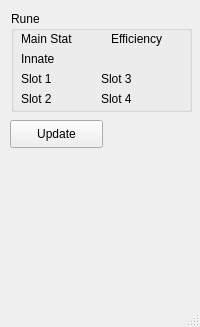
This is SWtemplate.ui in ghuang582/SWui as Qt 5 draws it before an edit. The edited form follows.
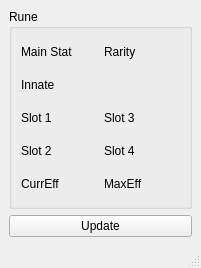
This is the edited form.

```diff
--- a/SWtemplate.ui
+++ b/SWtemplate.ui
@@ -6,131 +6,95 @@
    <rect>
     <x>0</x>
     <y>0</y>
-    <width>200</width>
-    <height>327</height>
+    <width>201</width>
+    <height>268</height>
    </rect>
   </property>
   <property name="windowTitle">
    <string>MainWindow</string>
   </property>
   <widget class="QWidget" name="centralwidget">
+   <layout class="QGridLayout" name="gridLayout">
+    <item row="0" column="0">
    <widget class="QGroupBox" name="Rune">
-    <property name="geometry">
-     <rect>
-      <x>11</x>
-      <y>11</y>
-      <width>181</width>
-      <height>101</height>
-     </rect>
-    </property>
     <property name="title">
      <string>Rune</string>
     </property>
+      <layout class="QGridLayout" name="gridLayout_2">
+       <item row="0" column="0">
     <widget class="QLabel" name="MainStat">
-     <property name="geometry">
-      <rect>
-       <x>10</x>
-       <y>20</y>
-       <width>71</width>
-       <height>16</height>
-      </rect>
-     </property>
      <property name="text">
       <string>Main Stat</string>
      </property>
     </widget>
+       </item>
+       <item row="0" column="1">
+        <widget class="QLabel" name="Rarity">
+         <property name="text">
+          <string>Rarity</string>
+         </property>
+        </widget>
+       </item>
+       <item row="1" column="0">
     <widget class="QLabel" name="Innate">
-     <property name="geometry">
-      <rect>
-       <x>10</x>
-       <y>40</y>
-       <width>71</width>
-       <height>16</height>
-      </rect>
-     </property>
      <property name="text">
       <string>Innate</string>
      </property>
     </widget>
+       </item>
+       <item row="2" column="0">
     <widget class="QLabel" name="Slot1">
-     <property name="geometry">
-      <rect>
-       <x>10</x>
-       <y>60</y>
-       <width>71</width>
-       <height>16</height>
-      </rect>
-     </property>
      <property name="text">
       <string>Slot 1</string>
      </property>
     </widget>
-    <widget class="QLabel" name="Slot2">
-     <property name="geometry">
-      <rect>
-       <x>10</x>
-       <y>80</y>
-       <width>71</width>
-       <height>16</height>
-      </rect>
-     </property>
-     <property name="text">
-      <string>Slot 2</string>
-     </property>
-    </widget>
+       </item>
+       <item row="2" column="1">
     <widget class="QLabel" name="Slot3">
-     <property name="geometry">
-      <rect>
-       <x>90</x>
-       <y>60</y>
-       <width>71</width>
-       <height>16</height>
-      </rect>
-     </property>
      <property name="text">
       <string>Slot 3</string>
      </property>
     </widget>
+       </item>
+       <item row="3" column="0">
+        <widget class="QLabel" name="Slot2">
+         <property name="text">
+          <string>Slot 2</string>
+         </property>
+        </widget>
+       </item>
+       <item row="3" column="1">
     <widget class="QLabel" name="Slot4">
-     <property name="geometry">
-      <rect>
-       <x>90</x>
-       <y>80</y>
-       <width>71</width>
-       <height>16</height>
-      </rect>
-     </property>
      <property name="text">
       <string>Slot 4</string>
      </property>
     </widget>
-    <widget class="QLabel" name="Efficiency">
-     <property name="geometry">
-      <rect>
-       <x>100</x>
-       <y>20</y>
-       <width>71</width>
-       <height>16</height>
-      </rect>
-     </property>
+       </item>
+       <item row="4" column="0">
+        <widget class="QLabel" name="CurrEff">
+         <property name="text">
+          <string>CurrEff</string>
+         </property>
+        </widget>
+       </item>
+       <item row="4" column="1">
+        <widget class="QLabel" name="MaxEff">
      <property name="text">
-      <string>Efficiency</string>
-     </property>
-    </widget>
-   </widget>
-   <widget class="QPushButton" name="pushButton">
-    <property name="geometry">
-     <rect>
-      <x>10</x>
-      <y>120</y>
-      <width>93</width>
-      <height>28</height>
-     </rect>
-    </property>
+          <string>MaxEff</string>
+         </property>
+        </widget>
+       </item>
+      </layout>
+     </widget>
+    </item>
+    <item row="1" column="0">
+     <widget class="QPushButton" name="CallUpdate">
     <property name="text">
      <string>Update</string>
     </property>
    </widget>
+    </item>
+   </layout>
   </widget>
   <widget class="QMenuBar" name="menubar">
    <property name="geometry">
```
Left out of the diff: 4 changed lines with no effect on the pictures. Lines whose indentation alone changed are shown as unchanged.
